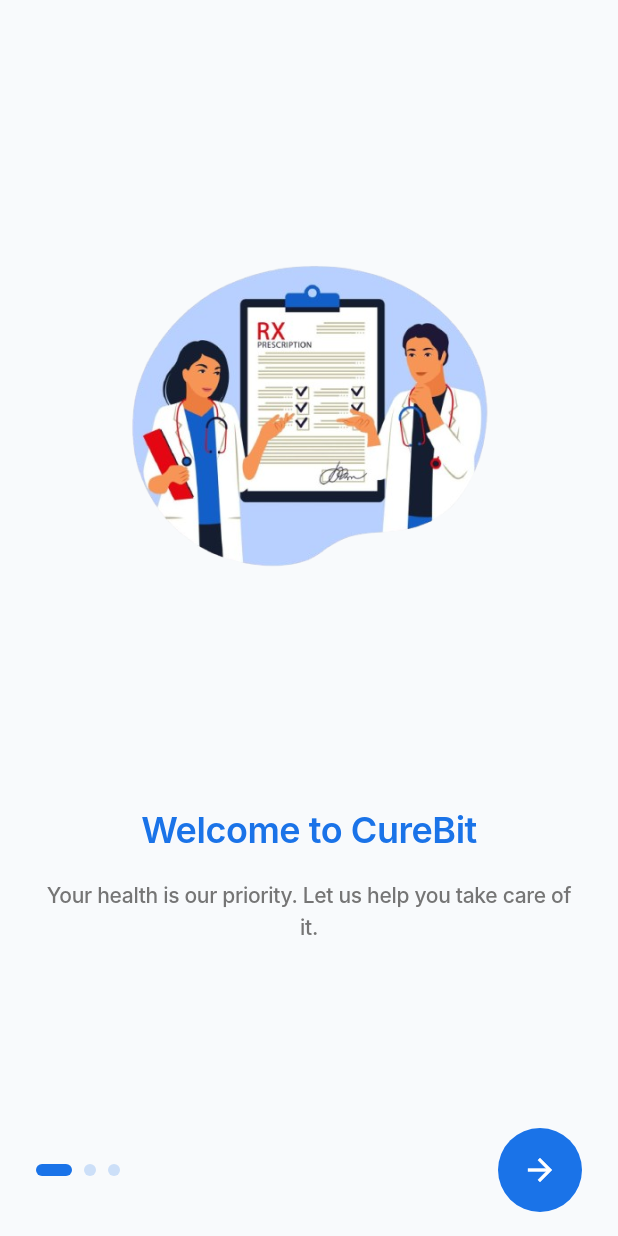
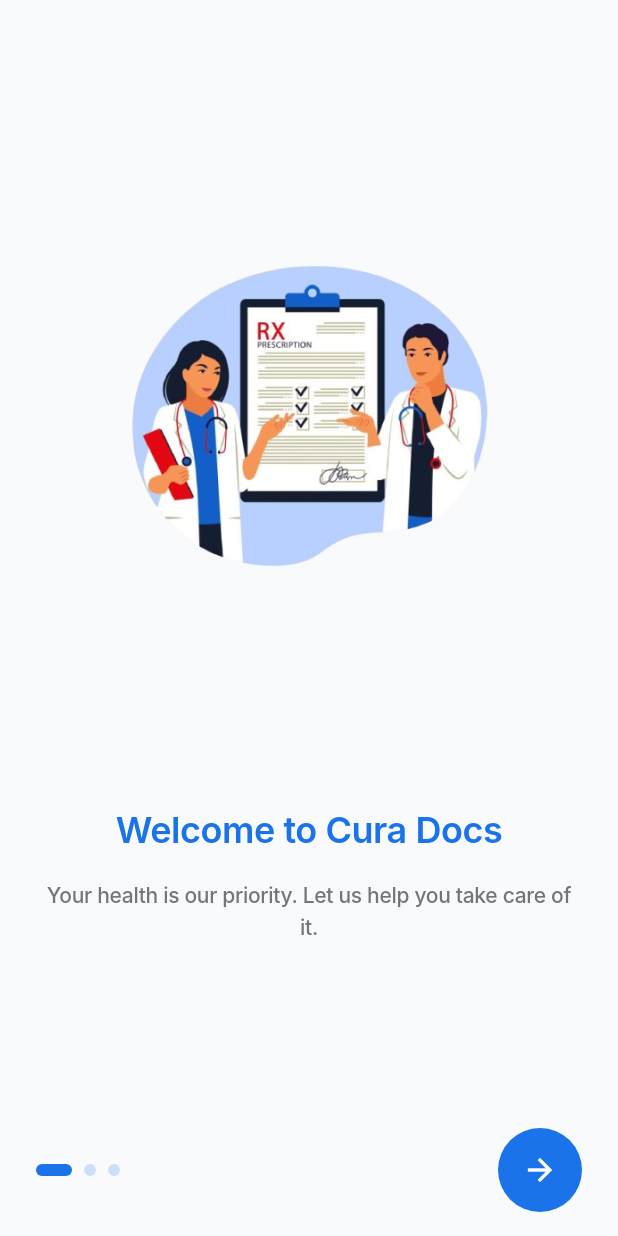
Before and after one commit to nidhisingh5958/cure-bit, a Flutter app: the screen it shows after launch, on a phone screen of 412 x 824 dp. Run offline on Flutter 3.47's test engine with Material 3 defaults, Android fonts, the phone set to English and light mode, and no system bars; our stand-ins replace animated_splash_screen, flutter_riverpod, go_router, lottie, material_design_icons_flutter; Roboto replaces fonts that are missing (Inter).

Commit message:
App name and logo

```diff
--- a/lib/screens/onboarding_screen.dart
+++ b/lib/screens/onboarding_screen.dart
@@ -146,7 +146,7 @@
 final List<OnBoard> onBoardData = [
   OnBoard(
     image: 'assets/images/onboarding.png',
-    title: 'Welcome to CureBit',
+    title: 'Welcome to Cura Docs',
     description:
         'Your health is our priority. Let us help you take care of it.',
   ),
```
Also changed, not shown: assets/images/logo.png, 27 other files.
